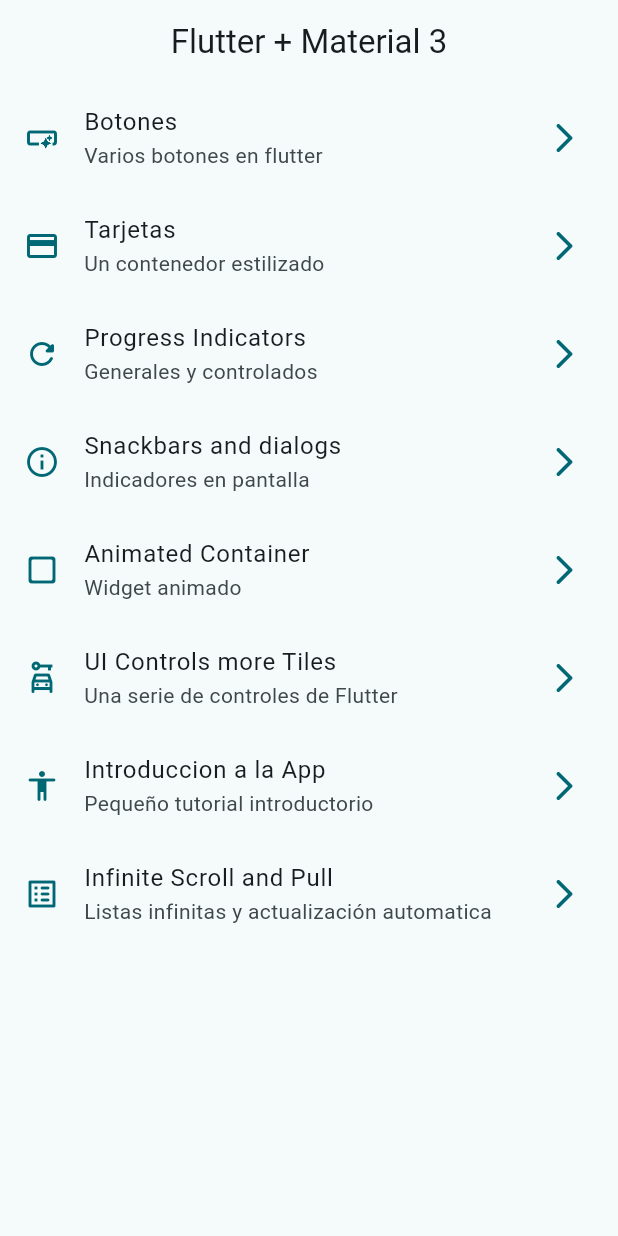
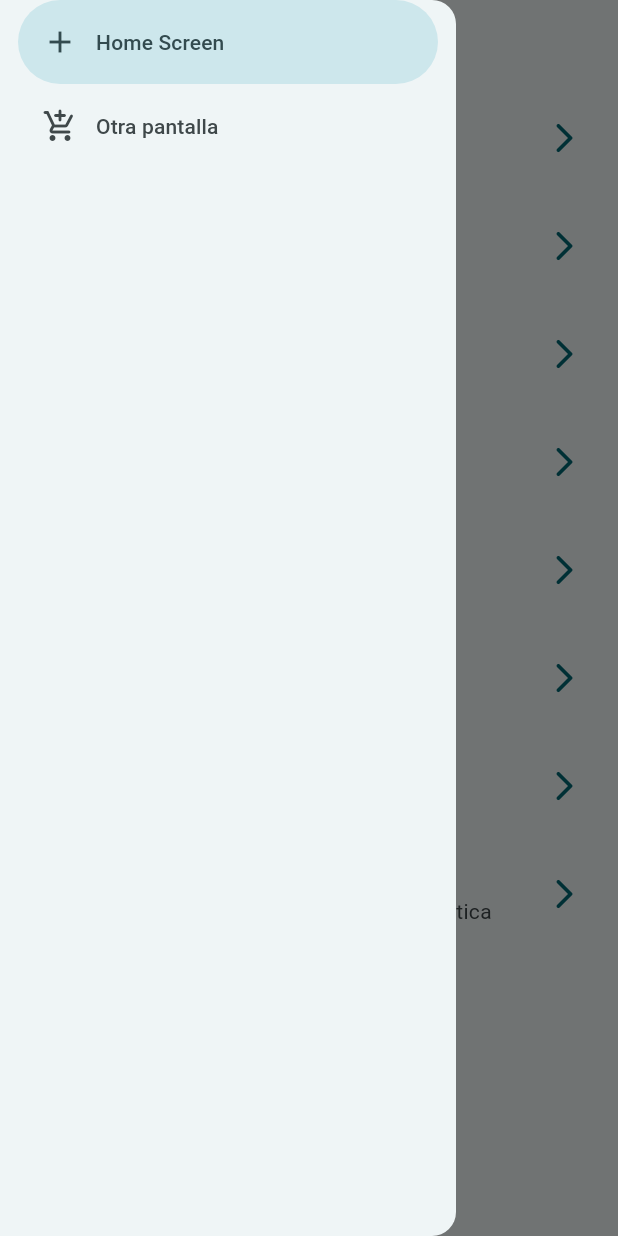
Before and after one commit to legallyfree/widgets_flutter, a Flutter app: the screen it shows after launch, with the side drawer open (before the commit the screen has no drawer), on a phone screen of 412 x 824 dp. Run offline on Flutter 3.47's test engine with Material 3 defaults, Android fonts, the phone set to English and light mode, and no system bars; our stand-ins replace animate_do, go_router.

Commit message:
v155 se agregó el menú lateral

```diff
--- a/lib/presentation/screens/home/home_screen.dart
+++ b/lib/presentation/screens/home/home_screen.dart
@@ -1,4 +1,5 @@
 import 'package:d_using_widgets_git/config/menu/menu_items.dart';
+import 'package:d_using_widgets_git/presentation/widgets/side_menu.dart';
 import 'package:flutter/material.dart';
 import 'package:go_router/go_router.dart';
 
@@ -14,6 +15,7 @@ class HomeScreen extends StatelessWidget {
         title: const Text("Flutter + Material 3"),
       ),
       body: const _HomeView(),
+      drawer: const SideMenu(),
     );
   }
 }
--- /dev/null
+++ b/lib/presentation/widgets/side_menu.dart
@@ -0,0 +1,34 @@
+import 'package:flutter/material.dart';
+
+class SideMenu extends StatefulWidget {
+  const SideMenu({super.key});
+
+  @override
+  State<SideMenu> createState() => _SideMenuState();
+}
+
+class _SideMenuState extends State<SideMenu> {
+  int navDrawerIndex = 0;
+
+  @override
+  Widget build(BuildContext context) {
+    return NavigationDrawer(
+      selectedIndex: navDrawerIndex,
+      onDestinationSelected: (value) {
+        setState(() {
+          navDrawerIndex = value;
+        });
+      },
+      children: const [
+        NavigationDrawerDestination(
+          icon: Icon(Icons.add),
+          label: Text('Home Screen'),
+        ),
+        NavigationDrawerDestination(
+          icon: Icon(Icons.add_shopping_cart_rounded),
+          label: Text('Otra pantalla'),
+        ),
+      ],
+    );
+  }
+}
```
